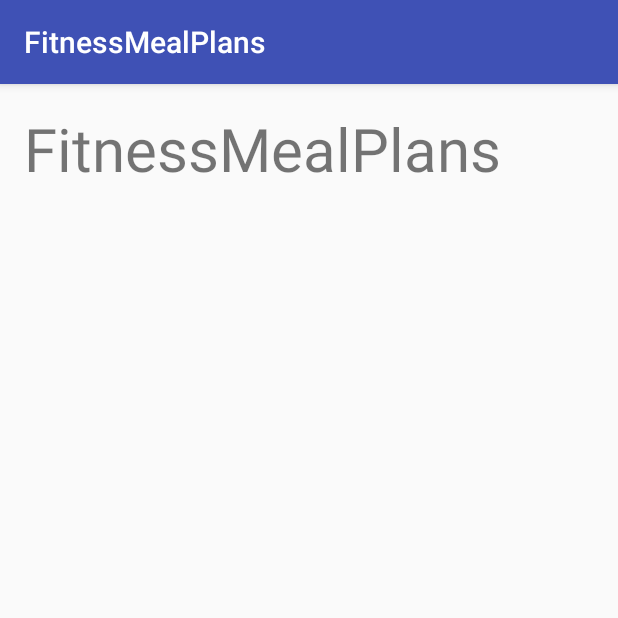
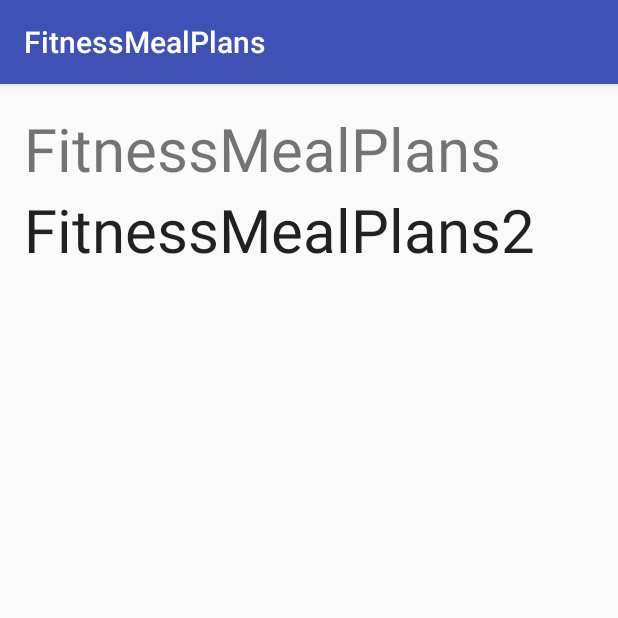
Before and after one commit to fitnessmealplans/FitnessMealPlans, an Android app: the screen it shows after launch (MainActivity), on a phone screen of 412 x 824 dp, the top half of it. Run offline under Robolectric (Android 15) with nearby library versions, the phone set to English and light mode, and no system bars.

Commit message:
Android Project HubGit Open!

```diff
--- a/app/src/main/res/layout/activity_main.xml
+++ b/app/src/main/res/layout/activity_main.xml
@@ -13,5 +13,18 @@
         android:layout_width="wrap_content"
         android:layout_height="wrap_content"
         android:text="FitnessMealPlans"
+        android:textSize="40dp"
+        android:id="@+id/textView" />
+
+    <TextView
+        android:layout_width="wrap_content"
+        android:layout_height="wrap_content"
+        android:textAppearance="?android:attr/textAppearanceLarge"
+        android:text="FitnessMealPlans2"
+        android:id="@+id/textView2"
+        android:layout_below="@+id/textView"
+        android:layout_alignParentLeft="true"
+        android:layout_alignParentStart="true"
         android:textSize="40dp" />
+
 </RelativeLayout>
```
